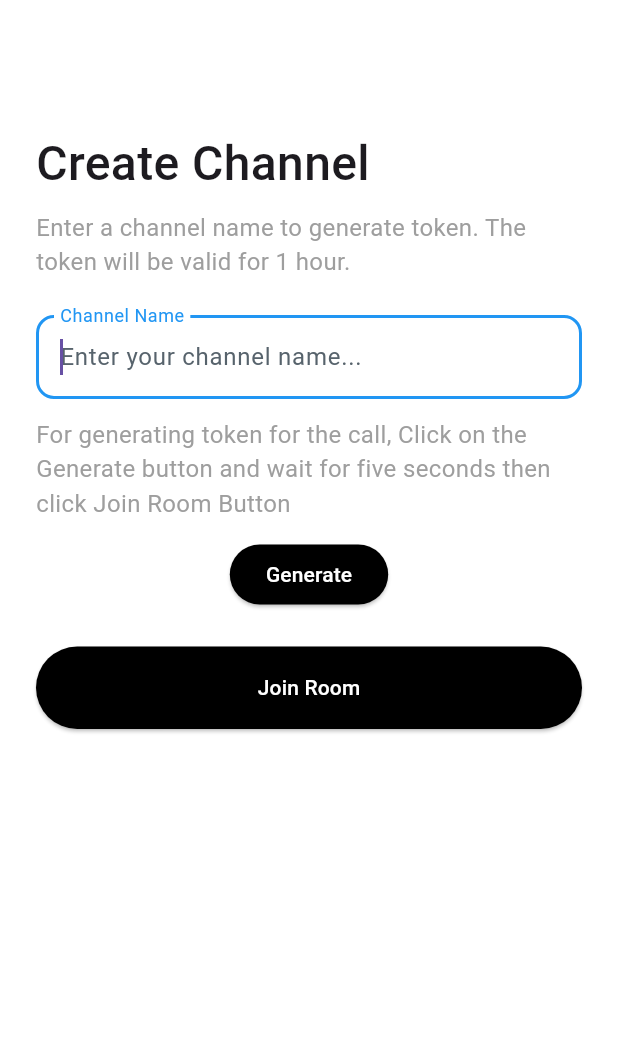
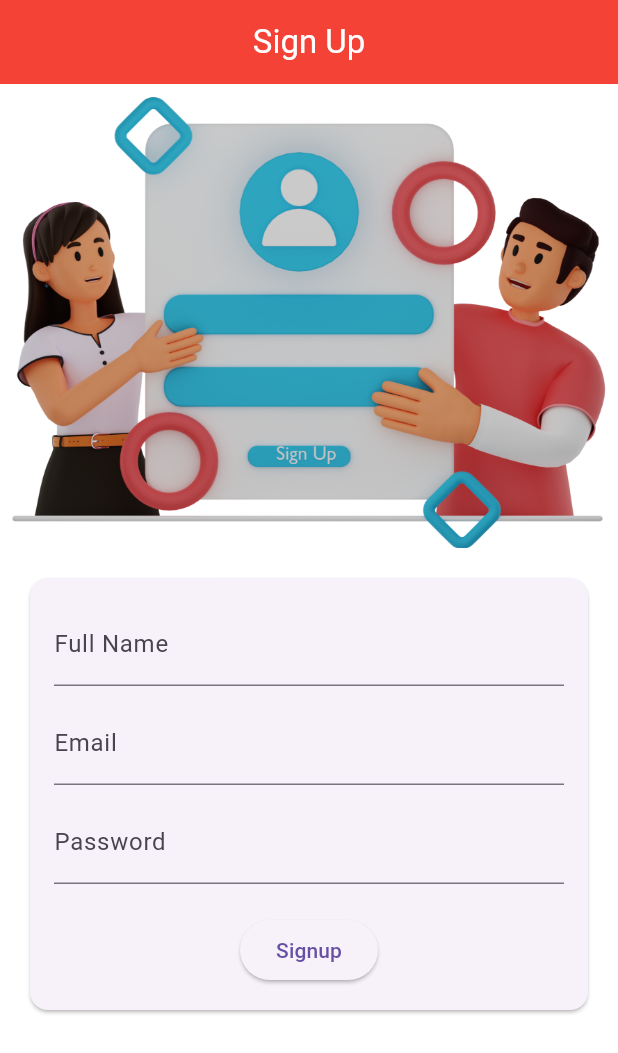
Before and after one commit to rohitsoniinfo/Video-Conferencing-App, a Flutter app: the screen it shows after launch, on a phone screen of 412 x 824 dp. Shown: the top 1053 px of the screen. Run offline on Flutter 3.47's test engine with Material 3 defaults, Android fonts, the phone set to English and light mode, and no system bars; our stand-ins replace permission_handler; missing offline and left inert: agora_rtc_engine, dart:ffi.

```diff
--- a/lib/CreateChannelPage.dart
+++ b/lib/CreateChannelPage.dart
@@ -7,12 +7,12 @@ import 'package:newapp/VideoCallPage.dart';
 
 class createChannelPage extends StatefulWidget {
   const createChannelPage({super.key});
-
   @override
   State<createChannelPage> createState() => _createChannelPageState();
 }
 
 class _createChannelPageState extends State<createChannelPage> {
+
   String token = '';
   String channelName = '';
 
@@ -330,7 +330,8 @@ class _createChannelPageState extends State<createChannelPage> {
                                                   channelTextController.text,
                                               isMicEnabled: true,
                                               isVideoEnabled: true,
-                                            )),
+                                            ),
+                                    ),
                                   );
                                 }, //_joinRoom,
                                 child: const Text(
--- /dev/null
+++ b/lib/SignUpScreen.dart
@@ -0,0 +1,128 @@
+import 'package:flutter/material.dart';
+import 'package:newapp/constants.dart';
+import 'RandomCall.dart';
+import 'dart:convert';
+import 'package:http/http.dart' as http;
+import 'UserData.dart';
+class SignUpScreen extends StatefulWidget {
+  const SignUpScreen({super.key});
+
+  @override
+  State<SignUpScreen> createState() => _SignUpScreenState();
+}
+
+class _SignUpScreenState extends State<SignUpScreen> {
+  String apiUrl = 'https://jsonplaceholder.typicode.com/posts';
+  String result = "";
+
+  int? userId;
+  String? name;
+  String? email;
+
+  Future<void> _postData() async {
+    try {
+      final response = await http.post(
+        Uri.parse(apiUrl),
+        headers: <String, String>{
+          'Content-Type': 'application/json; charset=UTF-8',
+        },
+        body: jsonEncode(<String, dynamic>{
+          'name': fullNameController.text,
+          'email': emailController.text,
+          // Add any other data you want to send in the body
+        }),
+      );
+
+      if (response.statusCode == 201) {
+        // Successful POST request, handle the response here
+        final responseData = jsonDecode(response.body);
+        setState(() {
+          result = 'ID: ${responseData['id']}\nName: ${responseData['name']}\nEmail: ${responseData['email']}';
+          userId = responseData['id'];
+          name = responseData['name'];
+          email = responseData['email'];
+
+          uniqueUserID = userId;
+          print(result);
+        });
+      } else {
+        // If the server returns an error response, throw an exception
+        throw Exception('Failed to post data');
+      }
+    } catch (e) {
+      setState(() {
+        result = 'Error: $e';
+      });
+    }
+  }
+
+  TextEditingController fullNameController  = TextEditingController();
+  TextEditingController emailController  = TextEditingController();
+  TextEditingController passwordController  = TextEditingController();
+  @override
+  Widget build(BuildContext context) {
+    return Scaffold(
+      backgroundColor: Colors.white,
+      appBar: AppBar(
+        centerTitle: true,
+        backgroundColor: Colors.red,
+        title: Text(
+          'Sign Up',
+          style: TextStyle(
+            color: Colors.white,
+          ),
+        ),
+      ),
+      body: SingleChildScrollView(
+        child: Column(
+          children: [
+            Container(child: Image.asset('assets/images/signupmod.png',)),
+            Card(
+              margin: EdgeInsets.all(20.0),
+              child: Padding(
+                padding: EdgeInsets.all(16.0),
+                child: Column(
+                  mainAxisSize: MainAxisSize.min,
+                  children: <Widget>[
+                    TextField(
+                      controller: fullNameController,
+                      decoration: InputDecoration(labelText: 'Full Name'),
+                    ),
+                    SizedBox(height: 10),
+                    TextField(
+                        controller: emailController,
+                      decoration: InputDecoration(labelText: 'Email'),
+                    ),
+                    SizedBox(height: 10),
+                    TextField(
+                      controller: passwordController,
+                      decoration: InputDecoration(labelText: 'Password'),
+                      obscureText: true,
+                    ),
+                    SizedBox(height: 20),
+                    ElevatedButton(
+                      onPressed: () async {
+                        await _postData();
+                        // Handle signup logic here
+                        if(userId != null)
+                          {
+                            Navigator.push(
+                              context,
+                              MaterialPageRoute(
+                                builder: (context) => RandomCall(userId: userId, name: name, email: email,),
+                              ),
+                            );
+                          }
+                      },
+                      child: Text('Signup'),
+                    ),
+                  ],
+                ),
+              ),
+            ),
+          ],
+        ),
+      ),
+    );
+  }
+}
--- a/lib/VideoCallPage.dart
+++ b/lib/VideoCallPage.dart
@@ -339,7 +339,9 @@ class _VideoCallPageState extends State<VideoCallPage> {
   Future<void> _onCallEnd(BuildContext context) async {
     await _agoraEngine.leaveChannel();
     if (context.mounted) {
-      Navigator.of(context).pop();
+      // Navigator.of(context).pop();
+      int count = 0;
+      Navigator.of(context).popUntil((_) => count++ >= 2); //this logic is for the
     }
   }
 
--- /dev/null
+++ b/lib/constants.dart
@@ -0,0 +1,5 @@
+import 'package:flutter/material.dart';
+
+int? uniqueUserID;
+String uniqueUserName = "";
+String uniqueEmailID = "";
--- a/lib/main.dart
+++ b/lib/main.dart
@@ -1,5 +1,7 @@
 import 'package:flutter/material.dart';
 import 'package:newapp/CreateChannelPage.dart';
+import 'package:newapp/SignUpScreen.dart';
+import 'RandomCall.dart';
 
 void main() => runApp( MaterialApp(home: panel()));
 
@@ -7,6 +9,7 @@ class panel extends StatelessWidget {
    panel({super.key});
   @override
   Widget build(BuildContext context) {
-    return createChannelPage();
+    //return createChannelPage();
+    return SignUpScreen();
   }
 }
--- a/pubspec.yaml
+++ b/pubspec.yaml
@@ -54,6 +54,11 @@ dev_dependencies:
 
 # The following section is specific to Flutter packages.
 flutter:
+  assets:
+    - assets/images/callingimage.png
+    - assets/images/videocallimage.png
+    - assets/images/videocall.png
+    - assets/images/signupmod.png
 
   # The following line ensures that the Material Icons font is
   # included with your application, so that you can use the icons in
```
Also changed, not shown: lib/RandomCall.dart (added, +184 -0 lines), lib/UserData.dart (added, +9 -0 lines), lib/WaitingCallScreen.dart (added, +221 -0 lines), assets/images/callingimage.png (added), assets/images/signupmod.png (added), assets/images/videocall.png (added), assets/images/videocallimage.png (added).
